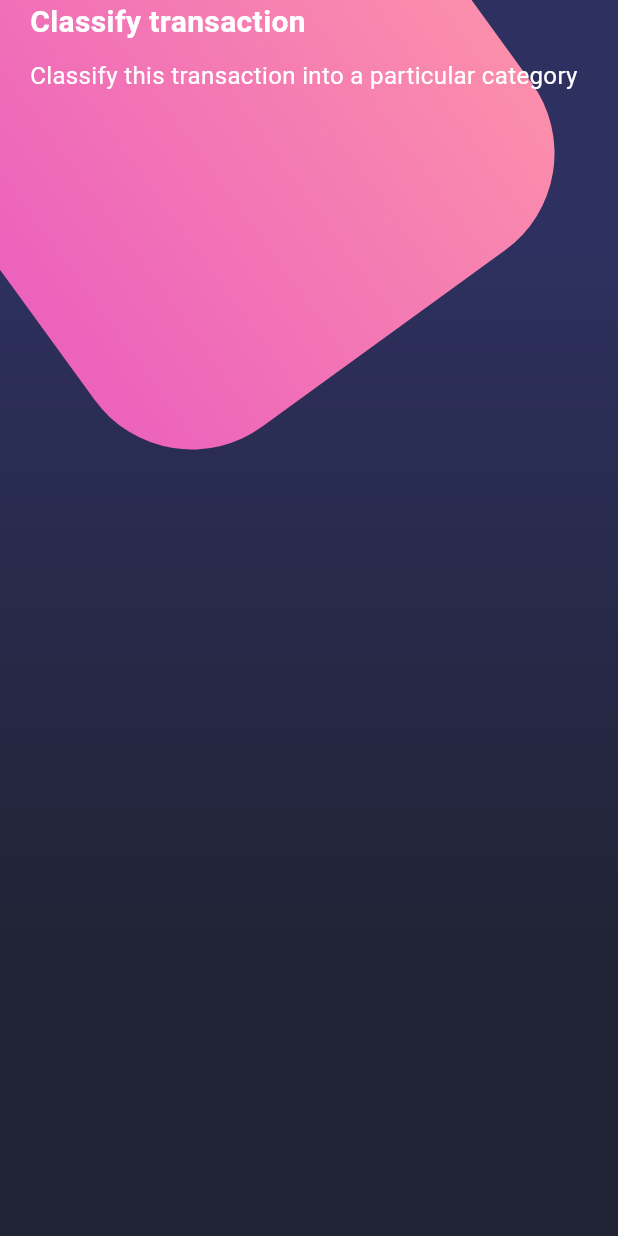
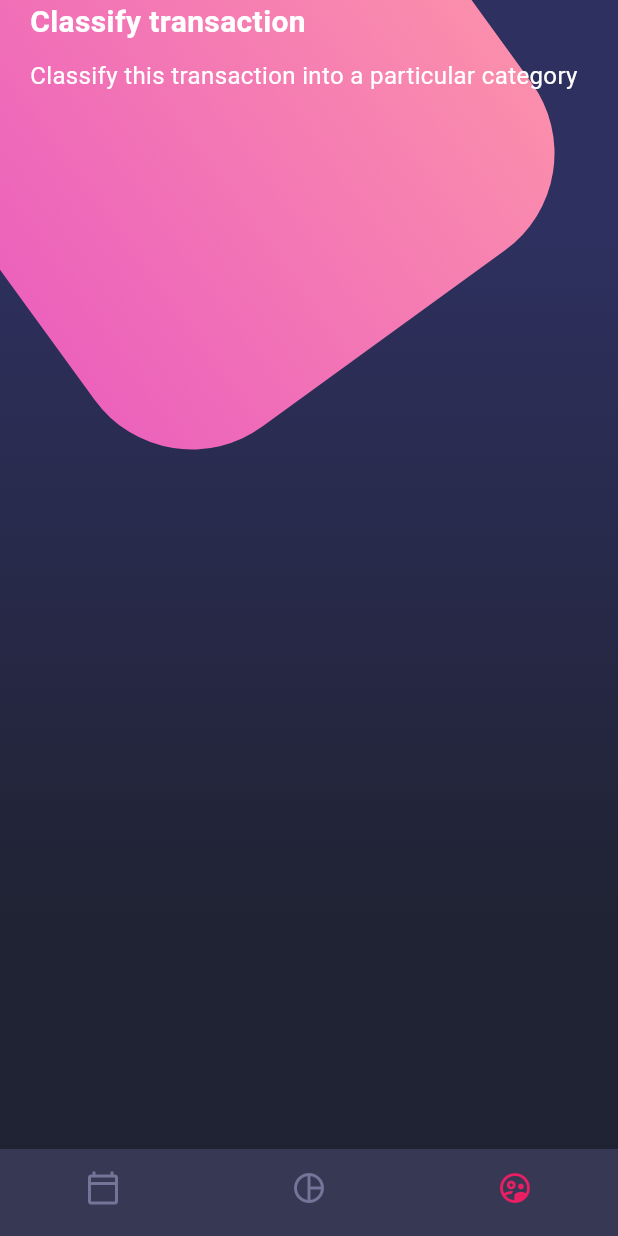
Before and after one commit to alvaro-dev11/fl_disenos, a Flutter app: the screen it shows after launch, on a phone screen of 412 x 824 dp. Run offline on Flutter 3.47's test engine with Material 3 defaults, Android fonts, the light colour scheme and no system bars.

Commit message:
Implementar bottom navigation bar.

```diff
--- a/lib/screens/home_screen.dart
+++ b/lib/screens/home_screen.dart
@@ -1,4 +1,5 @@
 import 'package:fl_disenos/widgets/background.dart';
+import 'package:fl_disenos/widgets/custom_bottom_navigation.dart';
 import 'package:fl_disenos/widgets/page_title.dart';
 import 'package:flutter/material.dart';
 
@@ -12,11 +13,12 @@ class HomeScreen extends StatelessWidget {
         children: [
           // Background
           Background(),
-
           // Home Body
-        _HomeBody()
+          _HomeBody(),
         ],
-    ));
+      ),
+      bottomNavigationBar: CustomBottomNavigation(),
+    );
   }
 }
 
--- /dev/null
+++ b/lib/widgets/custom_bottom_navigation.dart
@@ -0,0 +1,25 @@
+import 'package:flutter/material.dart';
+
+class CustomBottomNavigation extends StatelessWidget {
+  const CustomBottomNavigation({super.key});
+
+  @override
+  Widget build(BuildContext context) {
+    return BottomNavigationBar(
+        showSelectedLabels: false,
+        showUnselectedLabels: false,
+        selectedItemColor: Colors.pink,
+        backgroundColor: const Color.fromRGBO(55, 57, 84, 1),
+        unselectedItemColor: const Color.fromRGBO(116, 117, 152, 1),
+        currentIndex: 2,
+        items: const [
+          BottomNavigationBarItem(
+              icon: Icon(Icons.calendar_today_outlined), label: 'Calendario'),
+          BottomNavigationBarItem(
+              icon: Icon(Icons.pie_chart_outline_outlined), label: 'Gráfica'),
+          BottomNavigationBarItem(
+              icon: Icon(Icons.supervised_user_circle_outlined),
+              label: 'Usuarios'),
+        ]);
+  }
+}
```
Lines whose indentation alone changed are shown as unchanged.
